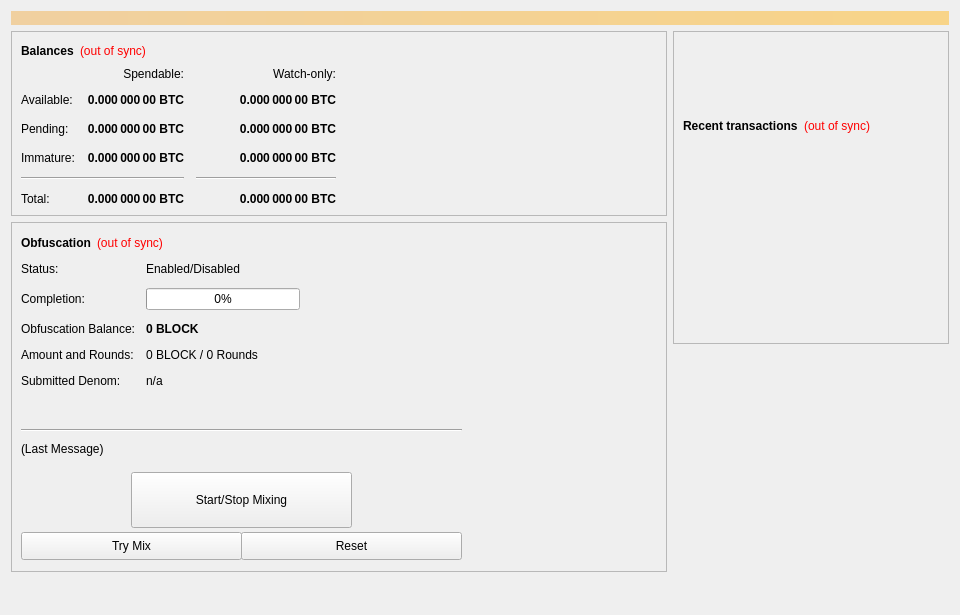
blocknetdx/blocknet, file src/qt/forms/overviewpage.ui: the form before one commit.
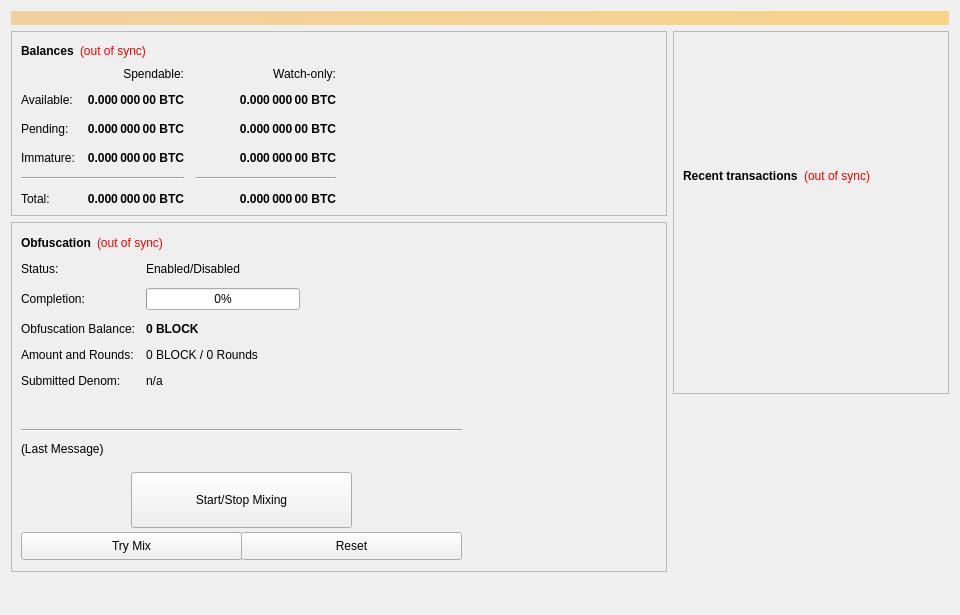
The form after the commit.

Commit message: Logo/Banner image change. Now sporting a new high contrast, transparent background logo. Using a separate ui (QLabel) container for the logo vs stuffing it in the transactions frame

Diff of the .ui file:
```diff
--- a/src/qt/forms/overviewpage.ui
+++ b/src/qt/forms/overviewpage.ui
@@ -1147,6 +1147,26 @@
           <enum>QFrame::Raised</enum>
          </property>
          <layout class="QVBoxLayout" name="verticalLayout">
+          <item>
+           <spacer name="verticalSpacer_4">
+            <property name="orientation">
+             <enum>Qt::Vertical</enum>
+            </property>
+            <property name="sizeHint" stdset="0">
+             <size>
+              <width>20</width>
+              <height>75</height>
+             </size>
+            </property>
+           </spacer>
+          </item>
+          <item>
+           <widget class="QLabel" name="bannerLabel">
+            <property name="text">
+             <string/>
+            </property>
+           </widget>
+          </item>
           <item>
            <spacer name="verticalSpacer_3">
             <property name="orientation">
@@ -1158,7 +1178,7 @@
             <property name="sizeHint" stdset="0">
              <size>
               <width>20</width>
-              <height>75</height>
+              <height>30</height>
              </size>
             </property>
            </spacer>
```
The commit also changes 6 other files.
